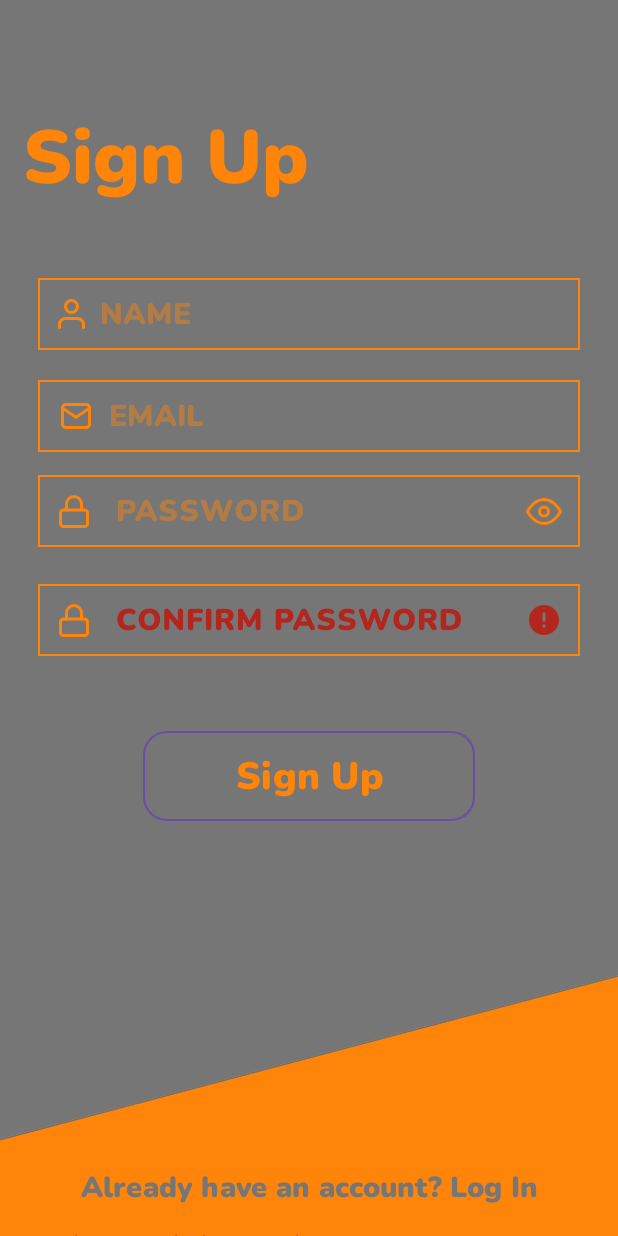
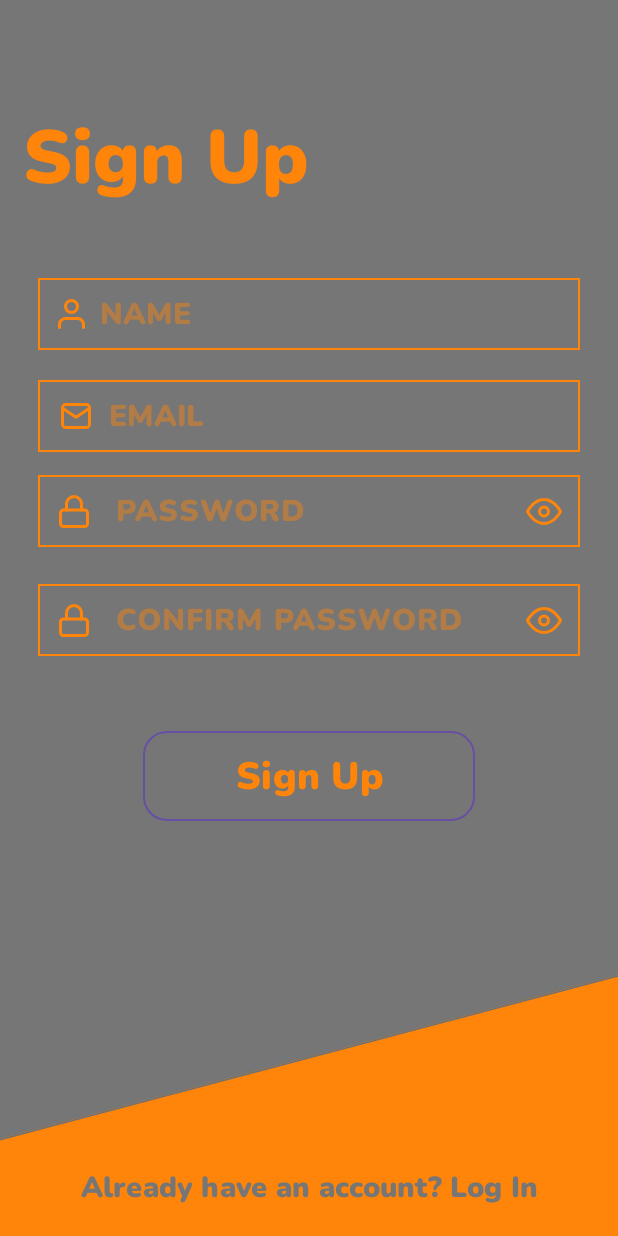
Before and after one commit to LuisCruz1027/VFinances, an Android app: the screen it shows after launch (SignUpScreen), after a tap on "Sign Up", on a phone screen of 412 x 824 dp. Run offline under Robolectric (Android 15) with nearby library versions, the phone set to English and light mode, and no system bars.

Commit message:
a few more changes

```diff
--- a/app/src/main/java/com/example/vfinances/SignUpScreen.java
+++ b/app/src/main/java/com/example/vfinances/SignUpScreen.java
@@ -51,18 +51,7 @@ public class SignUpScreen extends AppCompatActivity
 
                     Intent signUpIntent = new Intent(SignUpScreen.this, OverView.class);
                     startActivity(signUpIntent);
-
-                } else
-                {
-                    confirmPasswordInputLayout.setError(null);
-                    // Passwords do not match, show error message
-                    confirmPasswordInputLayout.setError("Passwords do not match");
                 }
-            } else
-            {
-                confirmPasswordInputLayout.setError(null);
-                // One or both password fields are empty, show error message
-                confirmPasswordInputLayout.setError("Please enter both passwords");
             }
         });
 
--- a/app/src/main/res/layout/activity_sign_up_screen.xml
+++ b/app/src/main/res/layout/activity_sign_up_screen.xml
@@ -115,8 +115,8 @@
             android:layout_marginRight="25dp"
             android:hint="@string/confirm_password_input"
             android:textColorHint="@color/opacity_orange"
+            app:counterEnabled="false"
             app:counterTextColor="@color/orange"
-            app:endIconMode="none"
             app:helperTextTextColor="@color/orange"
             app:hintEnabled="true"
             app:hintTextColor="@color/orange"
```
